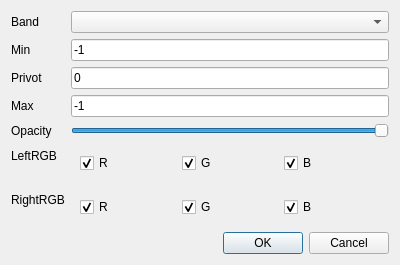
Above: tGis.App/RasterBinaryGrayScaleLayerPropertyDialog.ui from lidar-nevermore/tGis before the change. Below: the same form after it.
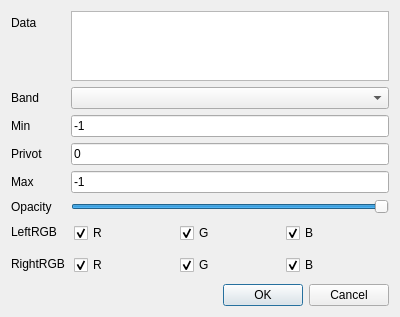
That is the form after the change.

What changed in the file:
```diff
--- a/tGis.App/RasterBinaryGrayScaleLayerPropertyDialog.ui
+++ b/tGis.App/RasterBinaryGrayScaleLayerPropertyDialog.ui
@@ -7,7 +7,7 @@
     <x>0</x>
     <y>0</y>
     <width>400</width>
-    <height>256</height>
+    <height>308</height>
    </rect>
   </property>
   <property name="windowTitle">
@@ -16,66 +16,66 @@
   <layout class="QVBoxLayout" name="verticalLayout">
    <item>
     <layout class="QFormLayout" name="formLayout">
-     <item row="0" column="0">
+     <item row="1" column="0">
       <widget class="QLabel" name="label">
        <property name="text">
         <string notr="true">Band</string>
        </property>
       </widget>
      </item>
-     <item row="0" column="1">
+     <item row="1" column="1">
       <widget class="QComboBox" name="cboBand"/>
      </item>
-     <item row="1" column="0">
+     <item row="2" column="0">
       <widget class="QLabel" name="label_2">
        <property name="text">
         <string notr="true">Min</string>
        </property>
       </widget>
      </item>
-     <item row="1" column="1">
+     <item row="2" column="1">
       <widget class="QLineEdit" name="leMin">
        <property name="text">
         <string>-1</string>
        </property>
       </widget>
      </item>
-     <item row="2" column="0">
+     <item row="3" column="0">
       <widget class="QLabel" name="label_5">
        <property name="text">
         <string notr="true">Privot</string>
        </property>
       </widget>
      </item>
-     <item row="2" column="1">
+     <item row="3" column="1">
       <widget class="QLineEdit" name="lePivot">
        <property name="text">
         <string>0</string>
        </property>
       </widget>
      </item>
-     <item row="3" column="0">
+     <item row="4" column="0">
       <widget class="QLabel" name="label_3">
        <property name="text">
         <string notr="true">Max</string>
        </property>
       </widget>
      </item>
-     <item row="3" column="1">
+     <item row="4" column="1">
       <widget class="QLineEdit" name="leMax">
        <property name="text">
         <string>-1</string>
        </property>
       </widget>
      </item>
-     <item row="4" column="0">
+     <item row="5" column="0">
       <widget class="QLabel" name="label_4">
        <property name="text">
         <string notr="true">Opacity</string>
        </property>
       </widget>
      </item>
-     <item row="4" column="1">
+     <item row="5" column="1">
       <widget class="QSlider" name="sdOpacity">
        <property name="maximum">
         <number>255</number>
@@ -88,14 +88,14 @@
        </property>
       </widget>
      </item>
-     <item row="5" column="0">
+     <item row="6" column="0">
       <widget class="QLabel" name="label_6">
        <property name="text">
         <string>LeftRGB</string>
        </property>
       </widget>
      </item>
-     <item row="5" column="1">
+     <item row="6" column="1">
       <widget class="QWidget" name="widget" native="true">
        <property name="baseSize">
         <size>
@@ -104,6 +104,18 @@
         </size>
        </property>
        <layout class="QHBoxLayout" name="horizontalLayout">
+        <property name="leftMargin">
+         <number>3</number>
+        </property>
+        <property name="topMargin">
+         <number>3</number>
+        </property>
+        <property name="rightMargin">
+         <number>3</number>
+        </property>
+        <property name="bottomMargin">
+         <number>3</number>
+        </property>
         <item>
          <widget class="QCheckBox" name="chkLeftR">
           <property name="text">
@@ -137,16 +149,28 @@
        </layout>
       </widget>
      </item>
-     <item row="6" column="0">
+     <item row="7" column="0">
       <widget class="QLabel" name="label_7">
        <property name="text">
         <string>RightRGB</string>
        </property>
       </widget>
      </item>
-     <item row="6" column="1">
+     <item row="7" column="1">
       <widget class="QWidget" name="widget_2" native="true">
        <layout class="QHBoxLayout" name="horizontalLayout_2">
+        <property name="leftMargin">
+         <number>3</number>
+        </property>
+        <property name="topMargin">
+         <number>3</number>
+        </property>
+        <property name="rightMargin">
+         <number>3</number>
+        </property>
+        <property name="bottomMargin">
+         <number>3</number>
+        </property>
         <item>
          <widget class="QCheckBox" name="chkRightR">
           <property name="text">
@@ -180,6 +204,20 @@
        </layout>
       </widget>
      </item>
+     <item row="0" column="0">
+      <widget class="QLabel" name="label_8">
+       <property name="text">
+        <string notr="true">Data</string>
+       </property>
+      </widget>
+     </item>
+     <item row="0" column="1">
+      <widget class="QPlainTextEdit" name="pteData">
+       <property name="enabled">
+        <bool>true</bool>
+       </property>
+      </widget>
+     </item>
     </layout>
    </item>
    <item>
```
